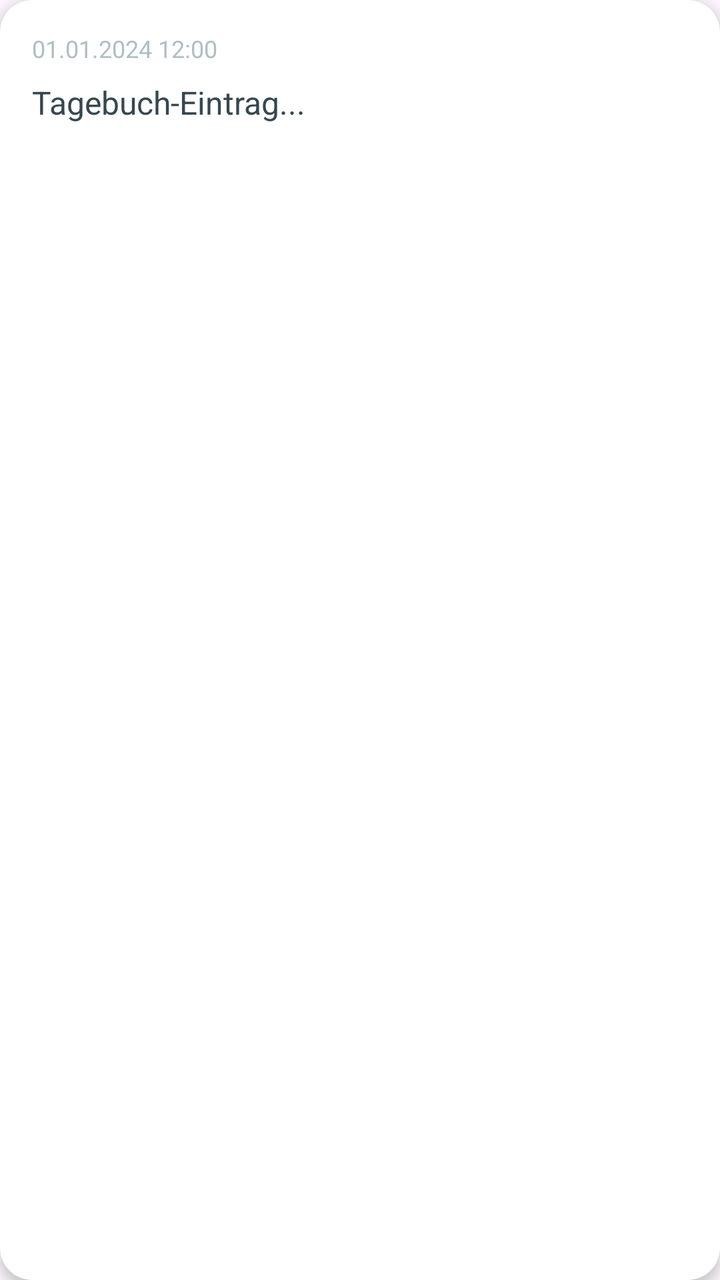
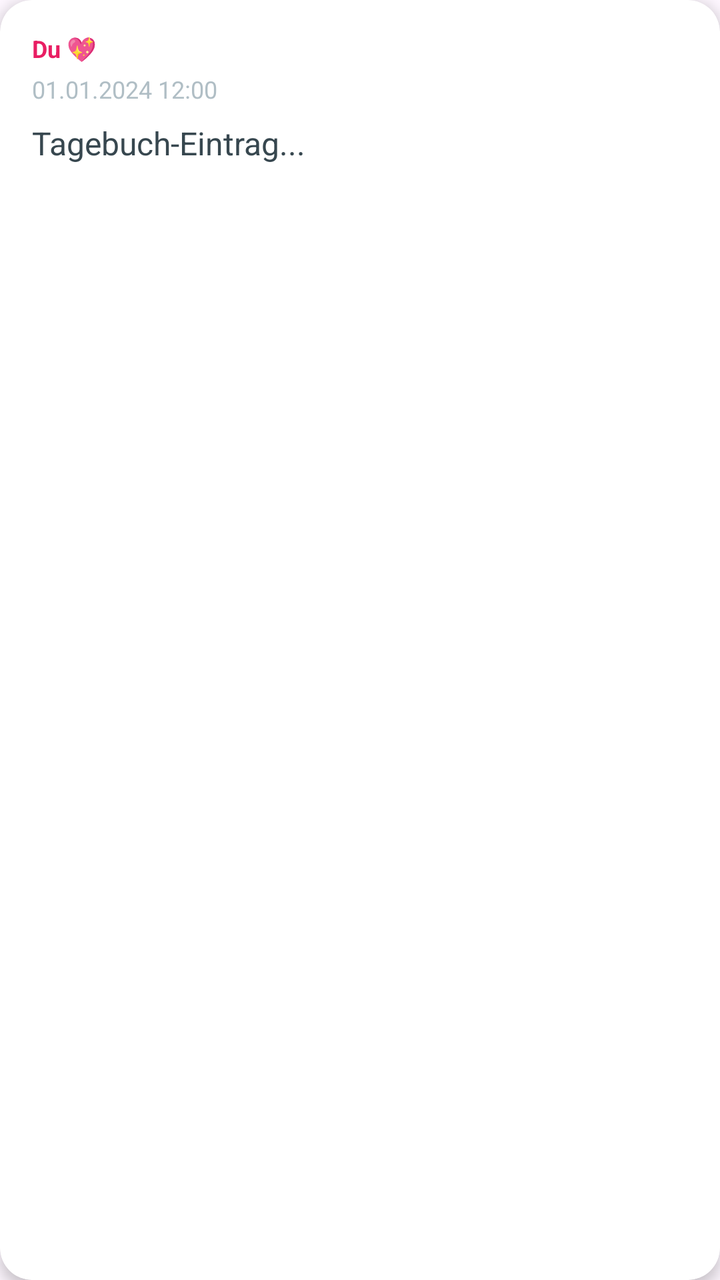

Screens rendered from an Android XML layout before and after an edit, with the pre-edit source and the edit as a unified diff.
<!-- AndroidManifest.xml: application theme Theme.MeinTagebuch -->
<!-- res/layout/item_diary_entry.xml -->
<?xml version="1.0" encoding="utf-8"?>
<androidx.cardview.widget.CardView
    xmlns:android="http://schemas.android.com/apk/res/android"
    xmlns:app="http://schemas.android.com/apk/res-auto"
    android:layout_width="match_parent"
    android:layout_height="wrap_content"
    android:layout_marginBottom="12dp"
    app:cardCornerRadius="16dp"
    app:cardElevation="4dp"
    android:backgroundTint="@color/card_background">

    <LinearLayout
        android:layout_width="match_parent"
        android:layout_height="wrap_content"
        android:orientation="vertical"
        android:padding="16dp">

        <TextView
            android:id="@+id/entryDate"
            android:layout_width="wrap_content"
            android:layout_height="wrap_content"
            android:text="01.01.2024 12:00"
            android:textSize="12sp"
            android:textColor="@color/date_text"
            android:layout_marginBottom="8dp"/>

        <TextView
            android:id="@+id/entryText"
            android:layout_width="match_parent"
            android:layout_height="wrap_content"
            android:text="Tagebuch-Eintrag..."
            android:textSize="16sp"
            android:textColor="@color/primary_text"
            android:lineSpacingExtra="4dp"/>

    </LinearLayout>

</androidx.cardview.widget.CardView>
<!-- resources referenced by this layout -->
<resources>
  <color name="card_background">#FFFFFF</color>
  <color name="date_text">#B0BEC5</color>
  <color name="primary_text">#37474F</color>
  <style name="Theme.MeinTagebuch" parent="Base.Theme.MeinTagebuch" />
  <style name="Base.Theme.MeinTagebuch" parent="Theme.Material3.DayNight.NoActionBar">
          
          
      </style>
</resources>

<!-- the commit's change to res/layout/item_diary_entry.xml (unified diff, before → after) -->
@@ -14,6 +14,16 @@
         android:layout_height="wrap_content"
         android:orientation="vertical"
         android:padding="16dp">
+        <TextView
+            android:id="@+id/entryAuthor"
+            android:layout_width="wrap_content"
+            android:layout_height="wrap_content"
+            android:text="Du 💖"
+            android:textSize="12sp"
+            android:textStyle="bold"
+            android:textColor="@color/primary"
+            android:layout_marginBottom="4dp"/>
+
 
         <TextView
             android:id="@+id/entryDate"
<!-- resource entries referenced after the edit -->
@@ -2,6 +2,7 @@
 <resources>
   <color name="card_background">#FFFFFF</color>
   <color name="date_text">#B0BEC5</color>
+  <color name="primary">#E91E63</color>
   <color name="primary_text">#37474F</color>
   <style name="Theme.MeinTagebuch" parent="Base.Theme.MeinTagebuch" />
   <style name="Base.Theme.MeinTagebuch" parent="Theme.Material3.DayNight.NoActionBar">
